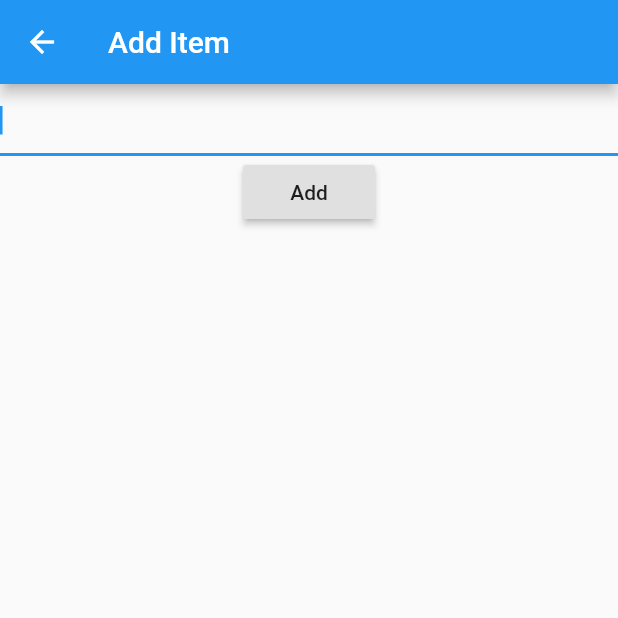
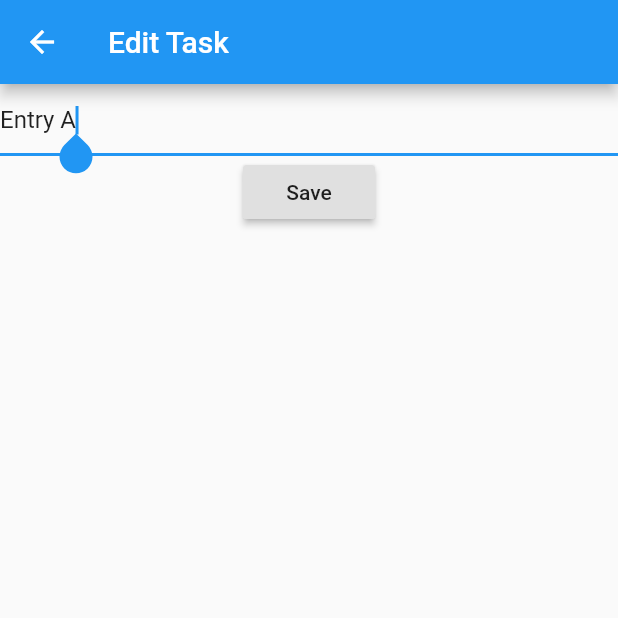
Before and after one commit to davidfung/todo, a Flutter app: the screen it shows after launch, after a tap on an icon or button, on a phone screen of 412 x 824 dp, the top half of it. Run offline on Flutter 3.47's test engine with Material 2 defaults, Android fonts, the phone set to English and light mode, and no system bars.

Commit message:
Allow edit of a existing task

```diff
--- a/lib/main.dart
+++ b/lib/main.dart
@@ -3,6 +3,7 @@ import 'package:flutter/material.dart';
 import 'package:provider/provider.dart';
 
 import './pages/addtask_page.dart';
+import './pages/edittask_page.dart';
 import './providers/tasks_provider.dart';
 import './widgets/task_view.dart';
 
@@ -25,6 +26,7 @@ class MyApp extends StatelessWidget {
         routes: {
           '/': (context) => HomePage(),
           '/addtask': (context) => AddTaskPage(),
+          '/edittask': (context) => EditTaskPage(),
         },
       ),
     );
--- a/lib/models/task.dart
+++ b/lib/models/task.dart
@@ -1,7 +1,7 @@
 import 'package:flutter/foundation.dart';
 
 class Task {
-  final String name;
+  String name;
 
   Task({
     @required this.name,
--- a/lib/pages/addtask_page.dart
+++ b/lib/pages/edittask_page.dart
@@ -1,31 +1,36 @@
 import 'package:flutter/material.dart';
-
 import 'package:provider/provider.dart';
-
-import 'package:todo/models/task.dart';
 import 'package:todo/providers/tasks_provider.dart';
 
-class AddTaskPage extends StatelessWidget {
+class EditTaskPage extends StatelessWidget {
   @override
   Widget build(BuildContext context) {
+    final int index = ModalRoute.of(context).settings.arguments;
+    final String taskName = Provider.of<Tasks>(context).items[index].name;
+    final _teController = TextEditingController();
+
     String _title;
+    _teController.text = taskName;
+    print(taskName);
+
     return Scaffold(
       appBar: AppBar(
-        title: Text("Add Item"),
+        title: Text("Edit Task"),
       ),
       body: Container(
         child: Column(
           children: <Widget>[
             TextField(
               autofocus: true,
+              controller: _teController,
               onChanged: (title) {
                 _title = title;
               },
             ),
             RaisedButton(
-              child: Text('Add'),
+              child: Text('Save'),
               onPressed: () {
-                Provider.of<Tasks>(context).addTask(Task(name: _title.trim()));
+                Provider.of<Tasks>(context).editTask(index, _title.trim());
                 Navigator.pop(context);
               },
             ),
--- a/lib/providers/tasks_provider.dart
+++ b/lib/providers/tasks_provider.dart
@@ -26,6 +26,11 @@ class Tasks with ChangeNotifier {
     notifyListeners();
   }
 
+  void editTask(int index, String name) {
+    _items[index].name = name;
+    notifyListeners();
+  }
+
   void removeTask(int index) {
     _items.removeAt(index);
     notifyListeners();
--- a/lib/widgets/task_view.dart
+++ b/lib/widgets/task_view.dart
@@ -22,7 +22,7 @@ class _TaskViewState extends State<TaskView> {
             tasks.removeTask(index);
           },
           background: Container(color: Colors.red),
-          child: TaskTile(taskName: taskName),
+          child: TaskTile(taskName: taskName, index: index),
         );
       },
     );
@@ -33,16 +33,18 @@ class TaskTile extends StatelessWidget {
   const TaskTile({
     Key key,
     @required this.taskName,
+    @required this.index,
   }) : super(key: key);
 
   final String taskName;
+  final int index;
 
   @override
   Widget build(BuildContext context) {
     return ListTile(
       title: Text('$taskName'),
       onTap: () {
-        Navigator.pushNamed(context, '/addtask');
+        Navigator.pushNamed(context, '/edittask', arguments: index);
       },
     );
   }
```
